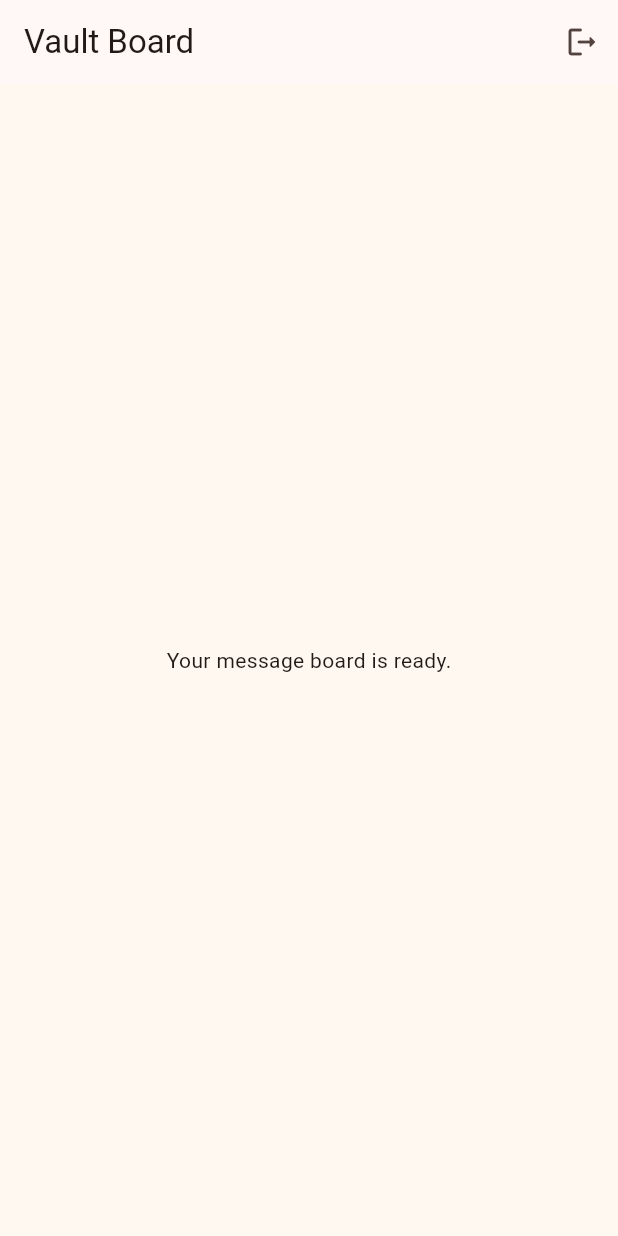
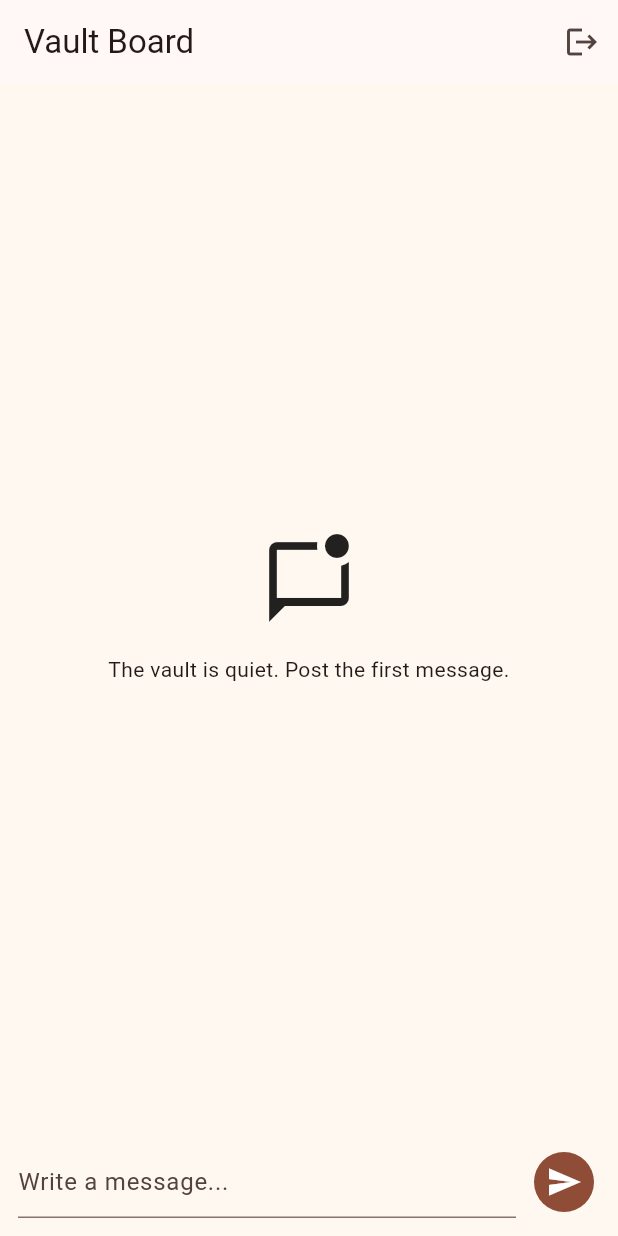
Before and after one commit to mustafadev123/Mustufa_hw2, a Flutter app: the screen it shows once a user with an empty profile is signed in, on a phone screen of 412 x 824 dp. Run offline on Flutter 3.47's test engine with Material 3 defaults, Android fonts, the phone set to English and light mode, and no system bars; our stand-ins replace cloud_firestore, firebase_auth, firebase_core; accounts and stored records are empty.

Commit message:
feat: add live idempotent message CRUD and ownership rules

```diff
--- /dev/null
+++ b/lib/models/board_message.dart
@@ -0,0 +1,31 @@
+import 'package:cloud_firestore/cloud_firestore.dart';
+
+class BoardMessage {
+  const BoardMessage({
+    required this.id,
+    required this.authorUid,
+    required this.authorName,
+    required this.text,
+    required this.createdAt,
+    required this.updatedAt,
+    required this.schemaVersion,
+  });
+  final String id, authorUid, authorName, text;
+  final DateTime? createdAt, updatedAt;
+  final int schemaVersion;
+  factory BoardMessage.fromDocument(
+    DocumentSnapshot<Map<String, dynamic>> doc,
+  ) {
+    final data = doc.data() ?? const <String, dynamic>{};
+    DateTime? date(Object? value) => value is Timestamp ? value.toDate() : null;
+    return BoardMessage(
+      id: doc.id,
+      authorUid: data['authorUid'] as String? ?? '',
+      authorName: data['authorName'] as String? ?? 'Unknown',
+      text: data['text'] as String? ?? '',
+      createdAt: date(data['createdAt']),
+      updatedAt: date(data['updatedAt']),
+      schemaVersion: data['schemaVersion'] as int? ?? 1,
+    );
+  }
+}
--- a/lib/screens/auth_gate.dart
+++ b/lib/screens/auth_gate.dart
@@ -2,7 +2,9 @@ import 'package:firebase_auth/firebase_auth.dart';
 import 'package:flutter/material.dart';
 
 import '../services/auth_service.dart';
+import '../services/board_service.dart';
 import 'auth_screen.dart';
+import 'board_screen.dart';
 
 class AuthGate extends StatelessWidget {
   const AuthGate({required this.authService, super.key});
@@ -16,18 +18,10 @@ class AuthGate extends StatelessWidget {
         return const Scaffold(body: Center(child: CircularProgressIndicator()));
       }
       if (snapshot.data == null) return AuthScreen(authService: authService);
-      return Scaffold(
-        appBar: AppBar(
-          title: const Text('Vault Board'),
-          actions: [
-            IconButton(
-              tooltip: 'Sign out',
-              onPressed: authService.signOut,
-              icon: const Icon(Icons.logout_rounded),
-            ),
-          ],
-        ),
-        body: const Center(child: Text('Your message board is ready.')),
+      return BoardScreen(
+        user: snapshot.data!,
+        authService: authService,
+        boardService: BoardService(),
       );
     },
   );
--- /dev/null
+++ b/lib/screens/board_screen.dart
@@ -0,0 +1,256 @@
+import 'package:firebase_auth/firebase_auth.dart';
+import 'package:flutter/material.dart';
+import 'package:intl/intl.dart';
+import 'package:uuid/uuid.dart';
+
+import '../models/board_message.dart';
+import '../services/auth_service.dart';
+import '../services/board_service.dart';
+
+class BoardScreen extends StatefulWidget {
+  const BoardScreen({
+    required this.user,
+    required this.authService,
+    required this.boardService,
+    super.key,
+  });
+  final User user;
+  final AuthService authService;
+  final BoardService boardService;
+  @override
+  State<BoardScreen> createState() => _BoardScreenState();
+}
+
+class _BoardScreenState extends State<BoardScreen> {
+  final _text = TextEditingController();
+  bool _sending = false;
+  @override
+  void dispose() {
+    _text.dispose();
+    super.dispose();
+  }
+
+  Future<void> _send() async {
+    final text = _text.text.trim();
+    if (text.isEmpty || _sending) return;
+    setState(() => _sending = true);
+    final operationId = const Uuid().v4();
+    try {
+      await widget.boardService.createMessage(
+        operationId: operationId,
+        authorUid: widget.user.uid,
+        authorName: widget.user.displayName ?? widget.user.email ?? 'Member',
+        text: text,
+      );
+      _text.clear();
+    } catch (_) {
+      if (mounted) _error('Message could not be posted. Try again.');
+    } finally {
+      if (mounted) setState(() => _sending = false);
+    }
+  }
+
+  void _error(String message) =>
+      ScaffoldMessenger.of(context)
+          .showSnackBar(SnackBar(content: Text(message)));
+  Future<void> _edit(BoardMessage message) async {
+    final controller = TextEditingController(text: message.text);
+    final value = await showDialog<String>(
+      context: context,
+      builder: (context) => AlertDialog(
+        title: const Text('Edit message'),
+        content: TextField(
+          controller: controller,
+          autofocus: true,
+          maxLength: 500,
+          maxLines: 4,
+        ),
+        actions: [
+          TextButton(
+            onPressed: () => Navigator.pop(context),
+            child: const Text('Cancel'),
+          ),
+          FilledButton(
+            onPressed: () => Navigator.pop(context, controller.text.trim()),
+            child: const Text('Save'),
+          ),
+        ],
+      ),
+    );
+    controller.dispose();
+    if (value == null || value.isEmpty || value == message.text) return;
+    try {
+      await widget.boardService.updateMessage(message.id, value);
+    } catch (_) {
+      if (mounted) _error('Edit denied or unavailable.');
+    }
+  }
+
+  Future<void> _delete(BoardMessage message) async {
+    final yes =
+        await showDialog<bool>(
+          context: context,
+          builder: (context) => AlertDialog(
+            title: const Text('Delete message?'),
+            content: const Text('This cannot be undone.'),
+            actions: [
+              TextButton(
+                onPressed: () => Navigator.pop(context, false),
+                child: const Text('Cancel'),
+              ),
+              FilledButton(
+                onPressed: () => Navigator.pop(context, true),
+                child: const Text('Delete'),
+              ),
+            ],
+          ),
+        ) ??
+        false;
+    if (!yes) return;
+    try {
+      await widget.boardService.deleteMessage(message.id);
+    } catch (_) {
+      if (mounted) _error('Delete denied or unavailable.');
+    }
+  }
+
+  @override
+  Widget build(BuildContext context) => Scaffold(
+    appBar: AppBar(
+      title: const Text('Vault Board'),
+      actions: [
+        IconButton(
+          tooltip: 'Sign out',
+          onPressed: widget.authService.signOut,
+          icon: const Icon(Icons.logout),
+        ),
+      ],
+    ),
+    body: Column(
+      children: [
+        Expanded(
+          child: StreamBuilder<List<BoardMessage>>(
+            stream: widget.boardService.watchMessages(),
+            builder: (context, snapshot) {
+              if (snapshot.hasError) {
+                return const _BoardStatus(
+                  icon: Icons.lock_outline,
+                  message: 'The board could not be read. Check your access and connection.',
+                );
+              }
+              if (!snapshot.hasData) {
+                return const Center(child: CircularProgressIndicator());
+              }
+              final messages = snapshot.data!;
+              if (messages.isEmpty) {
+                return const _BoardStatus(
+                  icon: Icons.mark_chat_unread_outlined,
+                  message: 'The vault is quiet. Post the first message.',
+                );
+              }
+              return ListView.builder(
+                reverse: false,
+                padding: const EdgeInsets.all(12),
+                itemCount: messages.length,
+                itemBuilder: (context, index) {
+                  final message = messages[index],
+                      mine = message.authorUid == widget.user.uid;
+                  return Card(
+                    child: ListTile(
+                      title: Text(message.authorName),
+                      subtitle: Column(
+                        crossAxisAlignment: CrossAxisAlignment.start,
+                        children: [
+                          const SizedBox(height: 6),
+                          Text(message.text),
+                          const SizedBox(height: 6),
+                          Text(
+                            message.createdAt == null
+                                ? 'Sending…'
+                                : DateFormat.yMMMd().add_jm().format(
+                                    message.createdAt!,
+                                  ),
+                            style: Theme.of(context).textTheme.labelSmall,
+                          ),
+                        ],
+                      ),
+                      trailing: mine
+                          ? PopupMenuButton<String>(
+                              onSelected: (v) => v == 'edit'
+                                  ? _edit(message)
+                                  : _delete(message),
+                              itemBuilder: (_) => const [
+                                PopupMenuItem(
+                                  value: 'edit',
+                                  child: Text('Edit'),
+                                ),
+                                PopupMenuItem(
+                                  value: 'delete',
+                                  child: Text('Delete'),
+                                ),
+                              ],
+                            )
+                          : null,
+                    ),
+                  );
+                },
+              );
+            },
+          ),
+        ),
+        SafeArea(
+          top: false,
+          child: Padding(
+            padding: const EdgeInsets.fromLTRB(12, 8, 12, 12),
+            child: Row(
+              children: [
+                Expanded(
+                  child: TextField(
+                    controller: _text,
+                    maxLength: 500,
+                    minLines: 1,
+                    maxLines: 4,
+                    decoration: const InputDecoration(
+                      hintText: 'Write a message...',
+                      counterText: '',
+                    ),
+                  ),
+                ),
+                const SizedBox(width: 8),
+                IconButton.filled(
+                  onPressed: _sending ? null : _send,
+                  icon: _sending
+                      ? const SizedBox.square(
+                          dimension: 18,
+                          child: CircularProgressIndicator(strokeWidth: 2),
+                        )
+                      : const Icon(Icons.send),
+                ),
+              ],
+            ),
+          ),
+        ),
+      ],
+    ),
+  );
+}
+
+class _BoardStatus extends StatelessWidget {
+  const _BoardStatus({required this.icon, required this.message});
+  final IconData icon;
+  final String message;
+  @override
+  Widget build(BuildContext context) => Center(
+    child: Padding(
+      padding: const EdgeInsets.all(32),
+      child: Column(
+        mainAxisSize: MainAxisSize.min,
+        children: [
+          Icon(icon, size: 64),
+          const SizedBox(height: 16),
+          Text(message, textAlign: TextAlign.center),
+        ],
+      ),
+    ),
+  );
+}
```
Also changed, not shown: lib/services/board_service.dart (added, +45 -0 lines), firebase.json, 1 other file.
